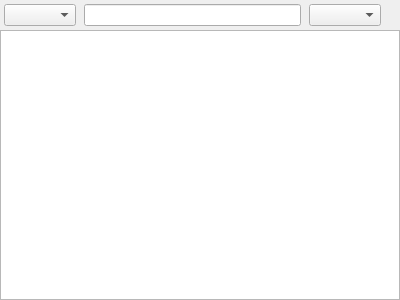
heimdallr/books, file src/home/flibrary/ui/TreeView.ui: the form before one commit.
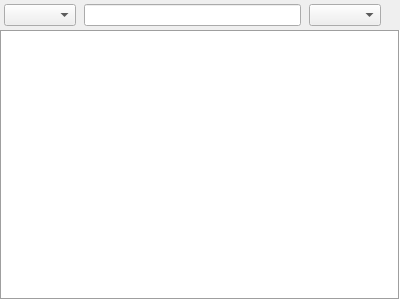
The form after the commit.

Patch:
```diff
--- a/src/home/flibrary/ui/TreeView.ui
+++ b/src/home/flibrary/ui/TreeView.ui
@@ -81,6 +81,9 @@
    </item>
    <item>
     <widget class="QTreeView" name="treeView">
+     <property name="frameShape">
+      <enum>QFrame::Box</enum>
+     </property>
      <property name="selectionMode">
       <enum>QAbstractItemView::ExtendedSelection</enum>
      </property>
```
